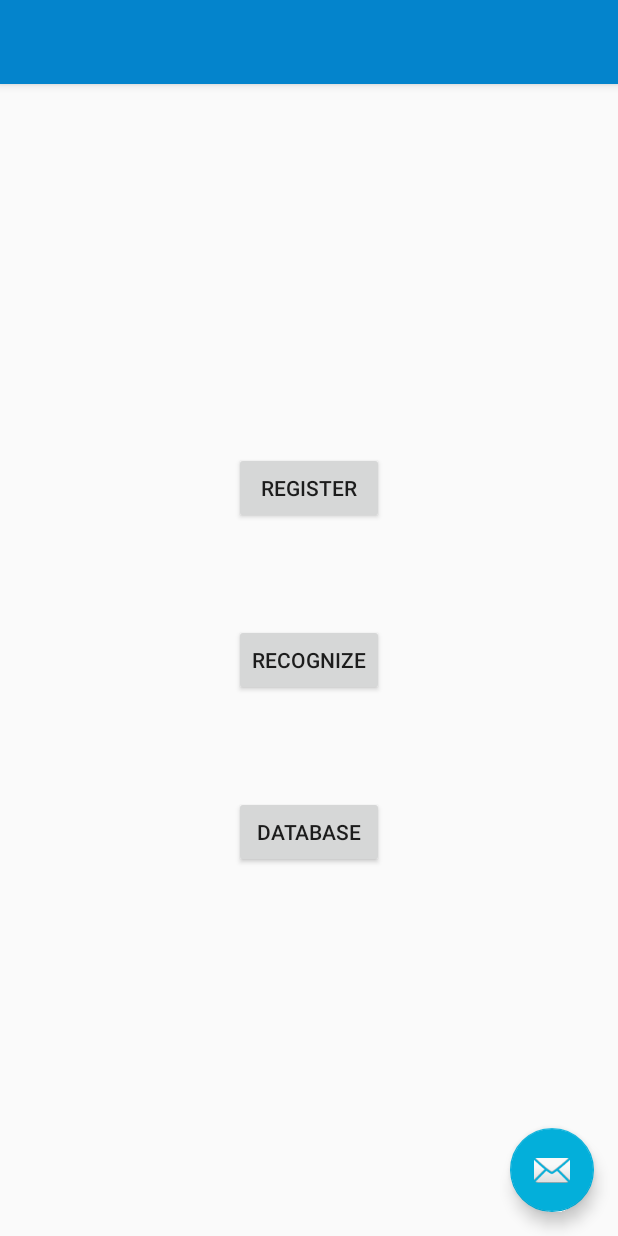
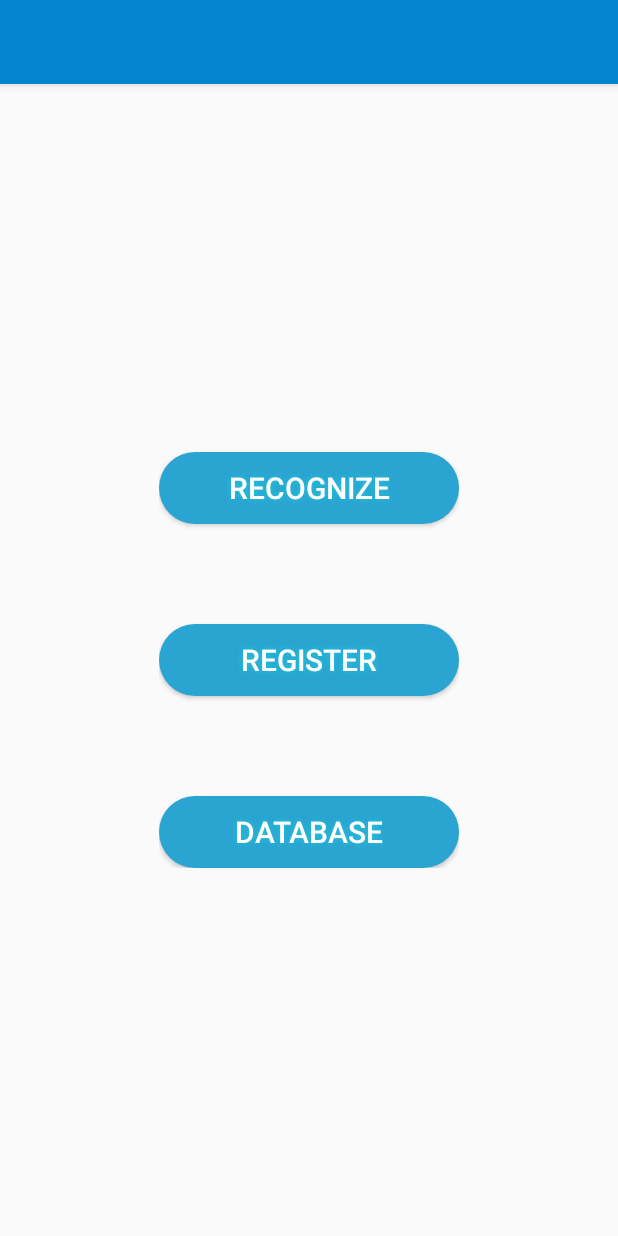
Before and after one commit to Dovbaka/FaceRec, an Android app: the layout activity_main.xml on its own in the app's theme, with its tools: preview values and no code run, on a phone screen of 412 x 824 dp. Run offline under Robolectric (Android 15) with nearby library versions, the phone set to English and light mode, and no system bars.

Commit message:
Design improvements

```diff
--- /dev/null
+++ b/app/src/main/res/drawable/buttonshape.xml
@@ -0,0 +1,19 @@
+<?xml version="1.0" encoding="utf-8"?>
+<shape xmlns:android="http://schemas.android.com/apk/res/android" android:shape="rectangle" >
+    <corners
+        android:radius="50dp"
+        />
+    <solid
+        android:color="#2AA4D1"
+        />
+    <padding
+        android:left="0dp"
+        android:top="0dp"
+        android:right="0dp"
+        android:bottom="0dp"
+        />
+    <size
+        android:width="200dp"
+        android:height="40dp"
+        />
+</shape>
--- a/app/src/main/res/layout/activity_detect_page.xml
+++ b/app/src/main/res/layout/activity_detect_page.xml
@@ -82,6 +82,7 @@
         android:layout_marginStart="32dp"
         android:layout_marginTop="16dp"
         android:ems="10"
+        android:textColor="#FFFFFF"
         android:inputType="textPersonName"
         android:text="Name"
         app:layout_constraintStart_toStartOf="parent"
--- a/app/src/main/res/layout/activity_main.xml
+++ b/app/src/main/res/layout/activity_main.xml
@@ -22,12 +22,4 @@
 
     <include layout="@layout/content_main" />
 
-    <com.google.android.material.floatingactionbutton.FloatingActionButton
-        android:id="@+id/fab"
-        android:layout_width="wrap_content"
-        android:layout_height="wrap_content"
-        android:layout_gravity="bottom|end"
-        android:layout_margin="@dimen/fab_margin"
-        app:srcCompat="@android:drawable/ic_dialog_email" />
-
 </androidx.coordinatorlayout.widget.CoordinatorLayout>
--- a/app/src/main/res/layout/content_main.xml
+++ b/app/src/main/res/layout/content_main.xml
@@ -19,7 +19,15 @@
             android:layout_width="match_parent"
             android:layout_height="wrap_content"
             android:onClick="onClick"
-            android:text="Register" />
+            android:text="Recognize"
+            android:textColor="#FFFFFF"
+            android:textSize="20sp"
+
+            android:background="@drawable/buttonshape"
+            android:shadowColor="#23C9DB"
+            android:shadowDx="0"
+            android:shadowDy="0"
+            android:shadowRadius="5"/>
 
         <Space
             android:layout_width="match_parent"
@@ -30,7 +38,16 @@
             android:layout_width="match_parent"
             android:layout_height="wrap_content"
             android:onClick="onClick"
-            android:text="Recognize" />
+            android:text="Register"
+
+            android:textColor="#FFFFFF"
+            android:textSize="20sp"
+
+            android:background="@drawable/buttonshape"
+            android:shadowColor="#23C9DB"
+            android:shadowDx="0"
+            android:shadowDy="0"
+            android:shadowRadius="5"/>
 
         <Space
             android:layout_width="match_parent"
@@ -41,7 +58,16 @@
             android:layout_width="match_parent"
             android:layout_height="wrap_content"
             android:onClick="onClick"
-            android:text="DataBase" />
+            android:text="DataBase"
+
+            android:textColor="#FFFFFF"
+            android:textSize="20sp"
+
+            android:background="@drawable/buttonshape"
+            android:shadowColor="#23C9DB"
+            android:shadowDx="0"
+            android:shadowDy="0"
+            android:shadowRadius="5"/>
     </LinearLayout>
 
 </androidx.constraintlayout.widget.ConstraintLayout>
```
Also changed, not shown: app/src/main/AndroidManifest.xml (+6 -2 lines), app/src/main/java/com/example/facerec/MainActivity.java (+6 -1 lines), app/src/main/java/com/example/facerec/RecognitionPage.java (+11 -16 lines), app/src/main/res/layout/activity_recognition_page.xml (+30 -27 lines).
